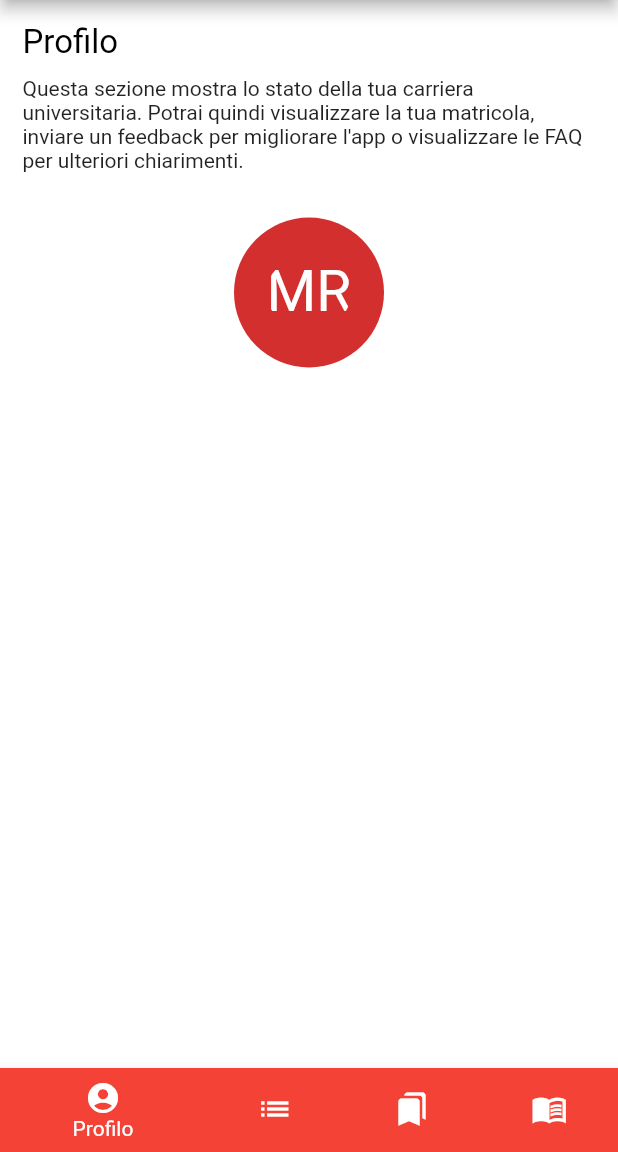
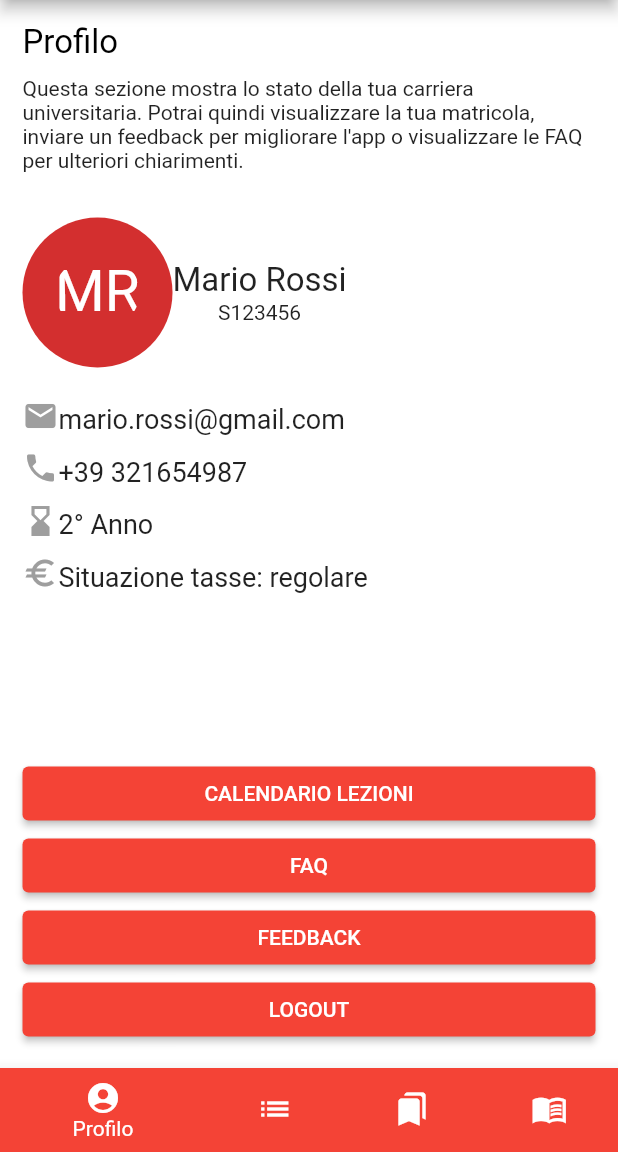
Before and after one commit to federicobenedetti/AgendaUnivPM-flutter, a Flutter app: the UserProfile screen opened by its route, on a phone screen of 412 x 824 dp, the part 84-1236 px from its top. Run offline on Flutter 3.47's test engine with Material 2 defaults, Android fonts, the phone set to English and light mode, and no system bars.

Commit message:
feedback done, uppercase, update userprofile

```diff
--- a/lib/screens/dettagliocorso.dart
+++ b/lib/screens/dettagliocorso.dart
@@ -33,11 +33,11 @@ class _DettaglioCorsoState extends State<DettaglioCorso> {
             ),
             const Spacer(),
             ElevatedButton(
-              child: const Text("Disiscriviti dal corso"),
+              child: const Text("DISISCRIVITI DAL CORSO"),
               onPressed: () {},
             ),
             ElevatedButton(
-              child: const Text("Iscriviti al corso"),
+              child: const Text("ISCRIVITI AL CORSO"),
               onPressed: () {},
             )
           ],
--- a/lib/screens/dettagliolezione.dart
+++ b/lib/screens/dettagliolezione.dart
@@ -43,7 +43,7 @@ class _DettaglioLezioneState extends State<DettaglioLezione> {
               ),
               const Spacer(),
               ElevatedButton(
-                child: const Text("Vai al corso"),
+                child: const Text("VAI AL CORSO"),
                 onPressed: () {
                   Navigator.push(
                     context,
@@ -52,7 +52,7 @@ class _DettaglioLezioneState extends State<DettaglioLezione> {
                 },
               ),
               ElevatedButton(
-                child: const Text("Vai allo streaming"),
+                child: const Text("VAI ALLO STREAMING"),
                 onPressed: () {
                   Navigator.push(
                     context,
--- a/lib/screens/login.dart
+++ b/lib/screens/login.dart
@@ -39,10 +39,10 @@ class _LoginState extends State<Login> {
                       const SizedBox(height: 50),
                       ElevatedButton.icon(
                           onPressed: () {
-                            Navigator.pushReplacementNamed(context, '/dettagliolezione');
+                            Navigator.pushReplacementNamed(context, '/userprofile');
                           },
                           icon: const Icon(Icons.android),
-                          label: const Text("Accedi")
+                          label: const Text("ACCEDI")
                       ),
                       const Spacer(),
                       const Text(
--- a/lib/screens/userprofile.dart
+++ b/lib/screens/userprofile.dart
@@ -1,3 +1,8 @@
+
+import 'package:agendaunivpm_f/screens/faq.dart';
+import 'package:agendaunivpm_f/screens/lessoncalendar.dart';
+import 'package:agendaunivpm_f/screens/login.dart';
+import 'package:agendaunivpm_f/screens/sendfeedback.dart';
 import 'package:flutter/cupertino.dart';
 import 'package:flutter/material.dart';
 
@@ -28,6 +33,10 @@ class _UserProfileState extends State<UserProfile> {
             "Questa sezione mostra lo stato della tua carriera universitaria. Potrai quindi visualizzare la tua matricola, inviare un feedback per migliorare l'app o visualizzare le FAQ per ulteriori chiarimenti."
         ),
         const SizedBox(height: 30),
+        Row(
+          children: [
+            Column(
+              children: [
                 CircleAvatar(
                     radius: 50,
                     child: ClipRRect(
@@ -41,6 +50,95 @@ class _UserProfileState extends State<UserProfile> {
                         )
                     )
                 )
+              ],
+            ),
+            Column(
+              children: [
+                Row(
+                  children: [
+                    Text(
+                        "Mario Rossi",
+                      style: TextStyle(
+                        fontSize: 22
+                      ),
+                    )
+                  ],
+                ),
+                Row(
+                  children: [
+                    Text("S123456",
+                      style: TextStyle(
+                        fontSize: 14
+                      ),
+                    )
+                  ],
+                )
+              ],
+            )
+          ],
+        ),
+        const SizedBox(height: 20),
+        Text.rich(
+          TextSpan(
+            children: [
+              WidgetSpan(child: Icon(Icons.email, color: Colors.grey)),
+              TextSpan(text: "mario.rossi@gmail.com", style: TextStyle(fontSize: 18)),
+            ]
+          )
+        ),
+        const SizedBox(height: 10),
+        Text.rich(
+            TextSpan(
+                children: [
+                  WidgetSpan(child: Icon(Icons.phone, color: Colors.grey)),
+                  TextSpan(text: "+39 321654987", style: TextStyle(fontSize: 18)),
+                ]
+            )
+        ),
+        const SizedBox(height: 10),
+        Text.rich(
+            TextSpan(
+                children: [
+                  WidgetSpan(child: Icon(Icons.hourglass_bottom, color: Colors.grey)),
+                  TextSpan(text: "2° Anno", style: TextStyle(fontSize: 18)),
+                ]
+            )
+        ),
+        const SizedBox(height: 10),
+        Text.rich(
+            TextSpan(
+                children: [
+                  WidgetSpan(child: Icon(Icons.euro, color: Colors.grey)),
+                  TextSpan(text: "Situazione tasse: regolare", style: TextStyle(fontSize: 18)),
+                ]
+            )
+        ),
+        Spacer(),
+        ElevatedButton(
+            onPressed: () {
+
+            },
+            child: Text("CALENDARIO LEZIONI")
+        ),
+        ElevatedButton(
+            onPressed: () {
+
+            },
+            child: Text("FAQ")
+        ),
+        ElevatedButton(
+            onPressed: () {
+              // Navigator.pushNamed(context, "/first");
+            },
+            child: Text("FEEDBACK")
+        ),
+        ElevatedButton(
+            onPressed: () {
+             //  Navigator.pushReplacementNamed(context, '/login');
+            },
+            child: Text("LOGOUT")
+        ),
+
       ],
     ),
 
```
Also changed, not shown: lib/screens/sendfeedback.dart (+61 -1 lines). Lines whose indentation alone changed are shown as unchanged.
